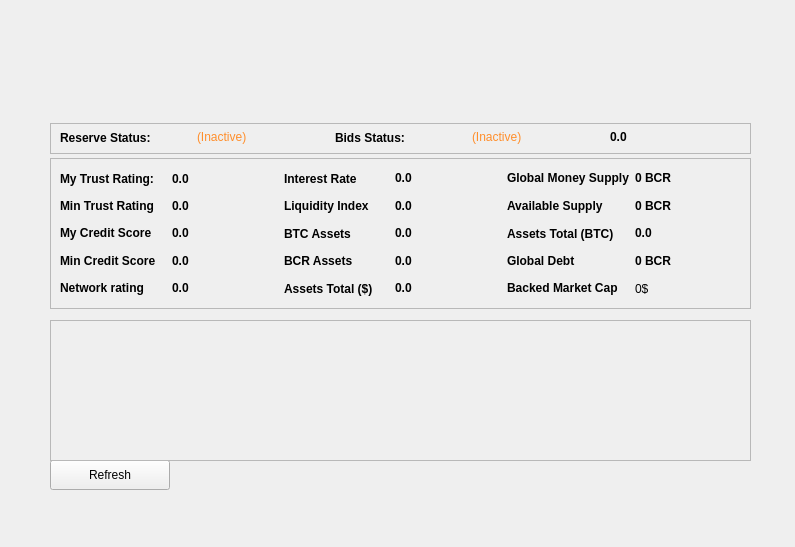
The window that src/qt/forms/statisticspage.ui (thelonecrouton/bitcredit) describes before a commit, drawn with Qt 5.
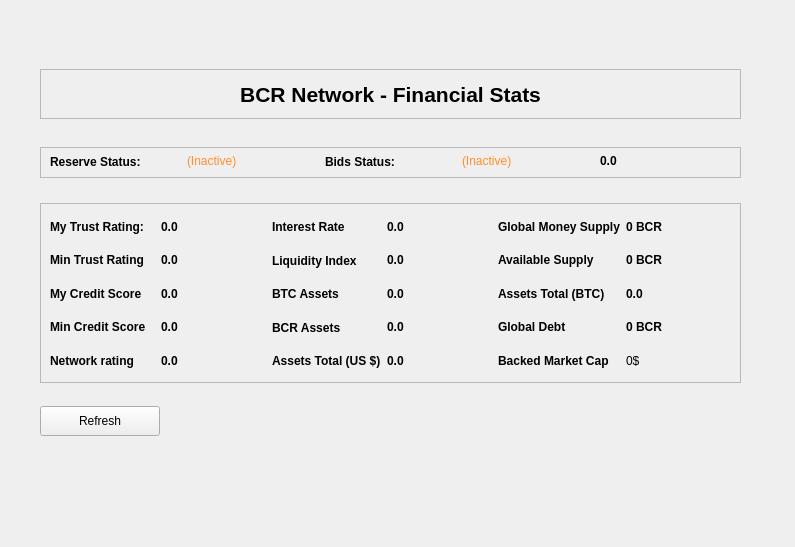
The same window after the commit.

Commit message: Unborked (at least partially) the explorer/market/stats icons under Utilities. Under Utilities > Stats, fixed the BTC assets calc, changed 'FIAT assets' to 'Assets Total (US$)' and 'Assets Total $' to 'Assets Total (BTC)' so it actually makes sense. Spaced things out a bit and gave it a themed header.

The edit to the form file:
```diff
--- a/src/qt/forms/statisticspage.ui
+++ b/src/qt/forms/statisticspage.ui
@@ -22,29 +22,13 @@
   <property name="styleSheet">
    <string notr="true"/>
   </property>
-  <widget class="QFrame" name="globalstatsFrame">
-   <property name="geometry">
-    <rect>
-     <x>50</x>
-     <y>320</y>
-     <width>701</width>
-     <height>141</height>
-    </rect>
-   </property>
-   <property name="frameShape">
-    <enum>QFrame::StyledPanel</enum>
-   </property>
-   <property name="frameShadow">
-    <enum>QFrame::Raised</enum>
-   </property>
-  </widget>
   <widget class="QFrame" name="frame">
    <property name="geometry">
     <rect>
-     <x>50</x>
-     <y>158</y>
+     <x>40</x>
+     <y>203</y>
      <width>701</width>
-     <height>151</height>
+     <height>180</height>
     </rect>
    </property>
    <property name="frameShape">
@@ -59,7 +43,7 @@
       <x>10</x>
       <y>10</y>
       <width>681</width>
-      <height>131</height>
+      <height>162</height>
      </rect>
     </property>
     <layout class="QGridLayout" name="gridLayout">
@@ -275,7 +259,7 @@
         <string notr="true"/>
        </property>
        <property name="text">
-        <string>Assets Total ($)</string>
+        <string>Assets Total (US $)</string>
        </property>
       </widget>
      </item>
@@ -633,8 +617,8 @@
   <widget class="QFrame" name="frame_2">
    <property name="geometry">
     <rect>
-     <x>50</x>
-     <y>123</y>
+     <x>40</x>
+     <y>147</y>
      <width>701</width>
      <height>31</height>
     </rect>
@@ -756,8 +740,8 @@
   <widget class="QPushButton" name="startButton">
    <property name="geometry">
     <rect>
-     <x>50</x>
-     <y>460</y>
+     <x>40</x>
+     <y>406</y>
      <width>120</width>
      <height>30</height>
     </rect>
@@ -787,6 +771,63 @@
     <string>Refresh</string>
    </property>
   </widget>
+  <widget class="QFrame" name="frame_3">
+   <property name="geometry">
+    <rect>
+     <x>40</x>
+     <y>69</y>
+     <width>701</width>
+     <height>50</height>
+    </rect>
+   </property>
+   <property name="minimumSize">
+    <size>
+     <width>0</width>
+     <height>50</height>
+    </size>
+   </property>
+   <property name="maximumSize">
+    <size>
+     <width>16777215</width>
+     <height>50</height>
+    </size>
+   </property>
+   <property name="frameShape">
+    <enum>QFrame::StyledPanel</enum>
+   </property>
+   <property name="frameShadow">
+    <enum>QFrame::Raised</enum>
+   </property>
+   <widget class="QLabel" name="label_heading">
+    <property name="geometry">
+     <rect>
+      <x>0</x>
+      <y>10</y>
+      <width>701</width>
+      <height>30</height>
+     </rect>
+    </property>
+    <property name="maximumSize">
+     <size>
+      <width>16777215</width>
+      <height>30</height>
+     </size>
+    </property>
+    <property name="font">
+     <font>
+      <pointsize>16</pointsize>
+      <weight>75</weight>
+      <bold>true</bold>
+     </font>
+    </property>
+    <property name="text">
+     <string>BCR Network - Financial Stats</string>
+    </property>
+    <property name="alignment">
+     <set>Qt::AlignCenter</set>
+    </property>
+   </widget>
+  </widget>
   <zorder>startButton</zorder>
   <zorder>globalstatsFrame</zorder>
   <zorder>frame</zorder>
```
Left out of the diff: 2 changed lines with no effect on the pictures. The commit also changes 10 other files.
